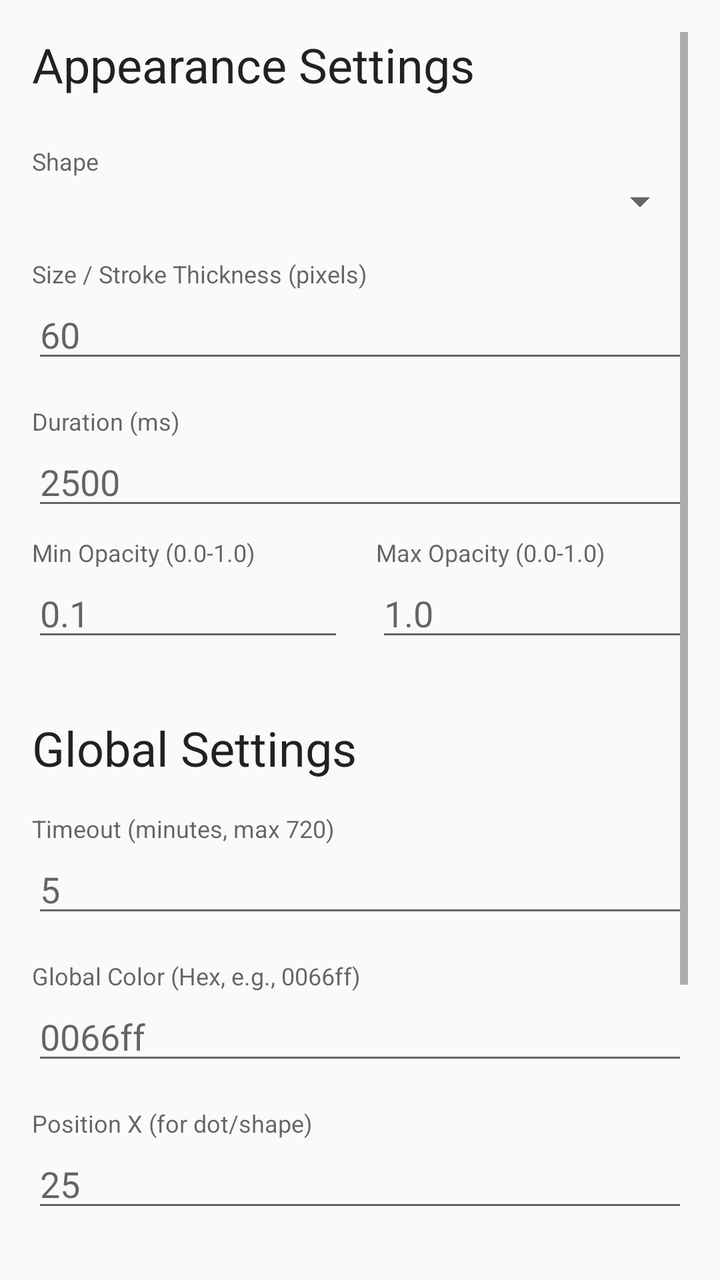
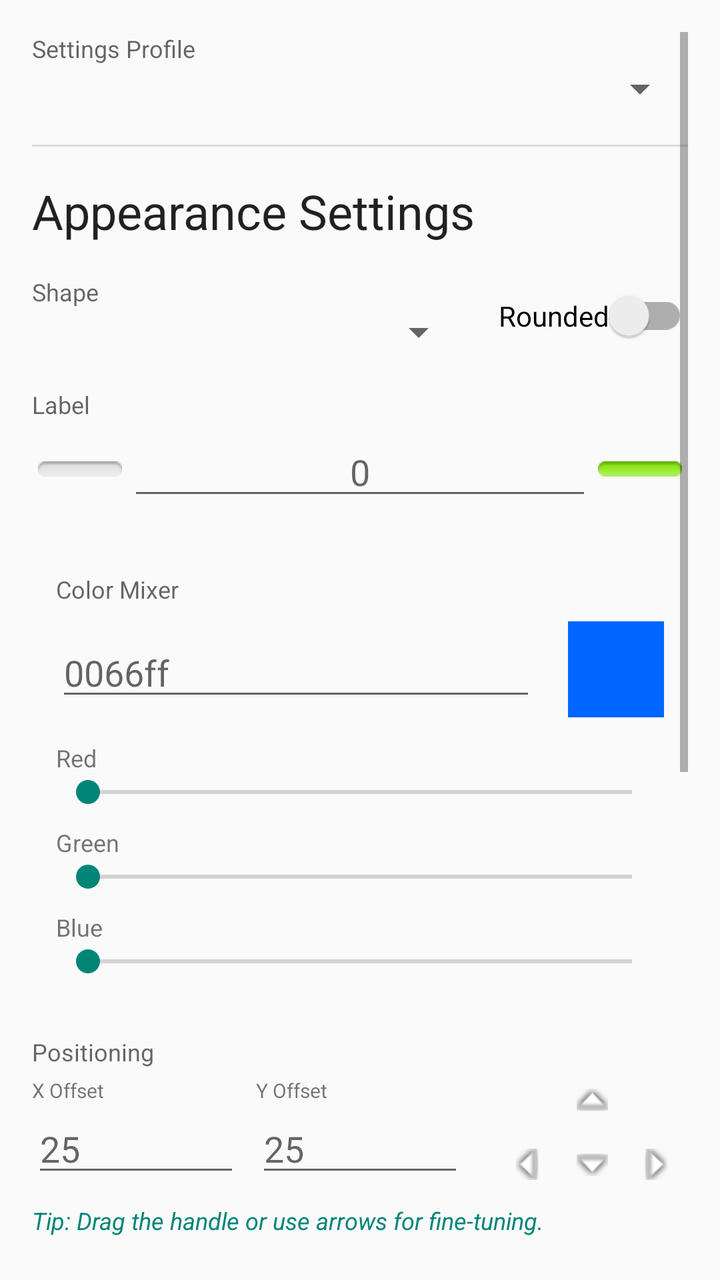

An Android layout rendered at two revisions. The XML below is the earlier revision; the diff shows what the commit changed to produce the second picture.
<!-- AndroidManifest.xml: application theme Theme.AppCompat.DayNight.NoActionBar -->
<!-- res/layout/activity_settings.xml -->
<?xml version="1.0" encoding="utf-8"?>
<ScrollView xmlns:android="http://schemas.android.com/apk/res/android"
    android:layout_width="match_parent"
    android:layout_height="match_parent"
    android:padding="16dp">

    <LinearLayout
        android:layout_width="match_parent"
        android:layout_height="wrap_content"
        android:orientation="vertical">

        <TextView
            android:layout_width="wrap_content"
            android:layout_height="wrap_content"
            android:text="Appearance Settings"
            android:textAppearance="@style/TextAppearance.AppCompat.Headline"
            android:layout_marginBottom="24dp"/>

        <TextView
            android:layout_width="wrap_content"
            android:layout_height="wrap_content"
            android:text="Shape"
            android:textAppearance="@style/TextAppearance.AppCompat.Caption" />
        <Spinner
            android:id="@+id/spnShape"
            android:layout_width="match_parent"
            android:layout_height="wrap_content"
            android:padding="8dp" />

        <TextView
            android:layout_width="wrap_content"
            android:layout_height="wrap_content"
            android:text="Size / Stroke Thickness (pixels)"
            android:textAppearance="@style/TextAppearance.AppCompat.Caption"
            android:layout_marginTop="16dp"/>
        <EditText
            android:id="@+id/etSize"
            android:layout_width="match_parent"
            android:layout_height="wrap_content"
            android:inputType="number"
            android:hint="60" />

        <LinearLayout
            android:layout_width="match_parent"
            android:layout_height="wrap_content"
            android:orientation="horizontal"
            android:layout_marginTop="16dp">
            <LinearLayout
                android:layout_width="0dp"
                android:layout_height="wrap_content"
                android:layout_weight="1"
                android:orientation="vertical">
                <TextView
                    android:layout_width="wrap_content"
                    android:layout_height="wrap_content"
                    android:text="Duration (ms)"
                    android:textAppearance="@style/TextAppearance.AppCompat.Caption" />
                <EditText
                    android:id="@+id/etDuration"
                    android:layout_width="match_parent"
                    android:layout_height="wrap_content"
                    android:inputType="number"
                    android:hint="2500" />
            </LinearLayout>
        </LinearLayout>

        <LinearLayout
            android:layout_width="match_parent"
            android:layout_height="wrap_content"
            android:orientation="horizontal"
            android:layout_marginTop="8dp">
            <LinearLayout
                android:layout_width="0dp"
                android:layout_height="wrap_content"
                android:layout_weight="1"
                android:orientation="vertical">
                <TextView
                    android:layout_width="wrap_content"
                    android:layout_height="wrap_content"
                    android:text="Min Opacity (0.0-1.0)"
                    android:textAppearance="@style/TextAppearance.AppCompat.Caption" />
                <EditText
                    android:id="@+id/etMinAlpha"
                    android:layout_width="match_parent"
                    android:layout_height="wrap_content"
                    android:inputType="numberDecimal"
                    android:hint="0.1" />
            </LinearLayout>
            <LinearLayout
                android:layout_width="0dp"
                android:layout_height="wrap_content"
                android:layout_weight="1"
                android:orientation="vertical"
                android:layout_marginStart="16dp">
                <TextView
                    android:layout_width="wrap_content"
                    android:layout_height="wrap_content"
                    android:text="Max Opacity (0.0-1.0)"
                    android:textAppearance="@style/TextAppearance.AppCompat.Caption" />
                <EditText
                    android:id="@+id/etMaxAlpha"
                    android:layout_width="match_parent"
                    android:layout_height="wrap_content"
                    android:inputType="numberDecimal"
                    android:hint="1.0" />
            </LinearLayout>
        </LinearLayout>

        <TextView
            android:layout_width="wrap_content"
            android:layout_height="wrap_content"
            android:text="Global Settings"
            android:textAppearance="@style/TextAppearance.AppCompat.Headline"
            android:layout_marginTop="32dp"
            android:layout_marginBottom="16dp"/>

        <TextView
            android:layout_width="wrap_content"
            android:layout_height="wrap_content"
            android:text="Timeout (minutes, max 720)"
            android:textAppearance="@style/TextAppearance.AppCompat.Caption" />
        <EditText
            android:id="@+id/etTimeout"
            android:layout_width="match_parent"
            android:layout_height="wrap_content"
            android:inputType="number"
            android:hint="5" />

        <TextView
            android:layout_width="wrap_content"
            android:layout_height="wrap_content"
            android:text="Global Color (Hex, e.g., 0066ff)"
            android:textAppearance="@style/TextAppearance.AppCompat.Caption"
            android:layout_marginTop="16dp"/>
        <EditText
            android:id="@+id/etColor"
            android:layout_width="match_parent"
            android:layout_height="wrap_content"
            android:hint="0066ff" />

        <LinearLayout
            android:id="@+id/layoutPosition"
            android:layout_width="match_parent"
            android:layout_height="wrap_content"
            android:orientation="vertical">

            <TextView
                android:layout_width="wrap_content"
                android:layout_height="wrap_content"
                android:text="Position X (for dot/shape)"
                android:textAppearance="@style/TextAppearance.AppCompat.Caption"
                android:layout_marginTop="16dp"/>
            <EditText
                android:id="@+id/etX"
                android:layout_width="match_parent"
                android:layout_height="wrap_content"
                android:inputType="numberSigned"
                android:hint="25" />

            <TextView
                android:layout_width="wrap_content"
                android:layout_height="wrap_content"
                android:text="Position Y (for dot/shape)"
                android:textAppearance="@style/TextAppearance.AppCompat.Caption"
                android:layout_marginTop="16dp"/>
            <EditText
                android:id="@+id/etY"
                android:layout_width="match_parent"
                android:layout_height="wrap_content"
                android:inputType="numberSigned"
                android:hint="25" />

            <TextView
                android:layout_width="wrap_content"
                android:layout_height="wrap_content"
                android:text="Tip: You can drag the shape on screen to reposition it."
                android:textAppearance="@style/TextAppearance.AppCompat.Caption"
                android:textColor="?android:attr/colorAccent"
                android:layout_marginTop="4dp"
                android:textStyle="italic" />
        </LinearLayout>

        <Button
            android:id="@+id/btnSave"
            android:layout_width="match_parent"
            android:layout_height="wrap_content"
            android:text="Save &amp; Apply"
            android:layout_marginTop="32dp"
            android:layout_marginBottom="32dp" />

    </LinearLayout>
</ScrollView>
<!-- resources referenced by this layout -->
<resources>

</resources>

<!-- the commit's change to res/layout/activity_settings.xml (unified diff, before → after) -->
@@ -1,50 +1,48 @@
 <?xml version="1.0" encoding="utf-8"?>
 <ScrollView xmlns:android="http://schemas.android.com/apk/res/android"
+    xmlns:app="http://schemas.android.com/apk/res-auto"
     android:layout_width="match_parent"
     android:layout_height="match_parent"
-    android:padding="16dp">
+    android:padding="16dp"
+    android:fitsSystemWindows="true">
 
     <LinearLayout
         android:layout_width="match_parent"
         android:layout_height="wrap_content"
         android:orientation="vertical">
 
+        
         <TextView
             android:layout_width="wrap_content"
             android:layout_height="wrap_content"
+            android:text="Settings Profile"
+            android:textAppearance="@style/TextAppearance.AppCompat.Caption" />
+        <Spinner
+            android:id="@+id/spnProfile"
+            android:layout_width="match_parent"
+            android:layout_height="wrap_content"
+            android:padding="8dp" />
+
+        <View
+            android:layout_width="match_parent"
+            android:layout_height="1dp"
+            android:background="?android:attr/listDivider"
+            android:layout_marginTop="16dp"
+            android:layout_marginBottom="16dp" />
+
+        <TextView
+            android:layout_width="wrap_content"
+            android:layout_height="wrap_content"
             android:text="Appearance Settings"
             android:textAppearance="@style/TextAppearance.AppCompat.Headline"
-            android:layout_marginBottom="24dp"/>
-
-        <TextView
-            android:layout_width="wrap_content"
-            android:layout_height="wrap_content"
-            android:text="Shape"
-            android:textAppearance="@style/TextAppearance.AppCompat.Caption" />
-        <Spinner
-            android:id="@+id/spnShape"
-            android:layout_width="match_parent"
-            android:layout_height="wrap_content"
-            android:padding="8dp" />
-
-        <TextView
-            android:layout_width="wrap_content"
-            android:layout_height="wrap_content"
-            android:text="Size / Stroke Thickness (pixels)"
-            android:textAppearance="@style/TextAppearance.AppCompat.Caption"
-            android:layout_marginTop="16dp"/>
-        <EditText
-            android:id="@+id/etSize"
-            android:layout_width="match_parent"
-            android:layout_height="wrap_content"
-            android:inputType="number"
-            android:hint="60" />
-
+            android:layout_marginBottom="16dp"/>
+
+        
         <LinearLayout
             android:layout_width="match_parent"
             android:layout_height="wrap_content"
             android:orientation="horizontal"
-            android:layout_marginTop="16dp">
+            android:gravity="center_vertical">
             <LinearLayout
                 android:layout_width="0dp"
                 android:layout_height="wrap_content"
@@ -53,132 +51,200 @@
                 <TextView
                     android:layout_width="wrap_content"
                     android:layout_height="wrap_content"
-                    android:text="Duration (ms)"
+                    android:text="Shape"
                     android:textAppearance="@style/TextAppearance.AppCompat.Caption" />
+                <Spinner
+                    android:id="@+id/spnShape"
+                    android:layout_width="match_parent"
+                    android:layout_height="wrap_content"
+                    android:padding="8dp" />
+            </LinearLayout>
+            <com.google.android.material.switchmaterial.SwitchMaterial
+                android:id="@+id/swRounded"
+                android:layout_width="wrap_content"
+                android:layout_height="wrap_content"
+                android:text="Rounded"
+                android:layout_marginStart="16dp"/>
+        </LinearLayout>
+
+        
+        <include layout="@layout/stepper_field" android:id="@+id/stepperSize"/>
+
+        
+        <LinearLayout
+            android:layout_width="match_parent"
+            android:layout_height="wrap_content"
+            android:orientation="vertical"
+            android:layout_marginTop="16dp"
+            android:padding="12dp">
+
+            <TextView
+                android:layout_width="wrap_content"
+                android:layout_height="wrap_content"
+                android:text="Color Mixer"
+                android:textAppearance="@style/TextAppearance.AppCompat.Caption"/>
+
+            <LinearLayout
+                android:layout_width="match_parent"
+                android:layout_height="wrap_content"
+                android:orientation="horizontal"
+                android:gravity="center_vertical"
+                android:layout_marginTop="8dp">
                 <EditText
-                    android:id="@+id/etDuration"
-                    android:layout_width="match_parent"
-                    android:layout_height="wrap_content"
-                    android:inputType="number"
-                    android:hint="2500" />
+                    android:id="@+id/etColor"
+                    android:layout_width="0dp"
+                    android:layout_height="wrap_content"
+                    android:layout_weight="1"
+                    android:hint="0066ff"
+                    android:maxLength="6"
+                    android:singleLine="true" />
+                <View
+                    android:id="@+id/color_preview"
+                    android:layout_width="48dp"
+                    android:layout_height="48dp"
+                    android:layout_marginStart="16dp"
+                    android:background="#0066ff" />
             </LinearLayout>
+
+            
+            <TextView android:text="Red" android:layout_width="wrap_content" android:layout_height="wrap_content" android:layout_marginTop="12dp" android:textSize="12sp"/>
+            <SeekBar android:id="@+id/seek_red" android:layout_width="match_parent" android:layout_height="wrap_content" android:max="255" />
+
+            <TextView android:text="Green" android:layout_width="wrap_content" android:layout_height="wrap_content" android:layout_marginTop="8dp" android:textSize="12sp"/>
+            <SeekBar android:id="@+id/seek_green" android:layout_width="match_parent" android:layout_height="wrap_content" android:max="255" />
+
+            <TextView android:text="Blue" android:layout_width="wrap_content" android:layout_height="wrap_content" android:layout_marginTop="8dp" android:textSize="12sp"/>
+            <SeekBar android:id="@+id/seek_blue" android:layout_width="match_parent" android:layout_height="wrap_content" android:max="255" />
         </LinearLayout>
 
-        <LinearLayout
-            android:layout_width="match_parent"
-            android:layout_height="wrap_content"
-            android:orientation="horizontal"
-            android:layout_marginTop="8dp">
-            <LinearLayout
-                android:layout_width="0dp"
-                android:layout_height="wrap_content"
-                android:layout_weight="1"
-                android:orientation="vertical">
-                <TextView
-                    android:layout_width="wrap_content"
-                    android:layout_height="wrap_content"
-                    android:text="Min Opacity (0.0-1.0)"
-                    android:textAppearance="@style/TextAppearance.AppCompat.Caption" />
-                <EditText
-                    android:id="@+id/etMinAlpha"
-                    android:layout_width="match_parent"
-                    android:layout_height="wrap_content"
-                    android:inputType="numberDecimal"
-                    android:hint="0.1" />
-            </LinearLayout>
-            <LinearLayout
-                android:layout_width="0dp"
-                android:layout_height="wrap_content"
-                android:layout_weight="1"
-                android:orientation="vertical"
-                android:layout_marginStart="16dp">
-                <TextView
-                    android:layout_width="wrap_content"
-                    android:layout_height="wrap_content"
-                    android:text="Max Opacity (0.0-1.0)"
-                    android:textAppearance="@style/TextAppearance.AppCompat.Caption" />
-                <EditText
-                    android:id="@+id/etMaxAlpha"
-                    android:layout_width="match_parent"
-                    android:layout_height="wrap_content"
-                    android:inputType="numberDecimal"
-                    android:hint="1.0" />
-            </LinearLayout>
-        </LinearLayout>
-
-        <TextView
-            android:layout_width="wrap_content"
-            android:layout_height="wrap_content"
-            android:text="Global Settings"
-            android:textAppearance="@style/TextAppearance.AppCompat.Headline"
-            android:layout_marginTop="32dp"
-            android:layout_marginBottom="16dp"/>
-
-        <TextView
-            android:layout_width="wrap_content"
-            android:layout_height="wrap_content"
-            android:text="Timeout (minutes, max 720)"
-            android:textAppearance="@style/TextAppearance.AppCompat.Caption" />
-        <EditText
-            android:id="@+id/etTimeout"
-            android:layout_width="match_parent"
-            android:layout_height="wrap_content"
-            android:inputType="number"
-            android:hint="5" />
-
-        <TextView
-            android:layout_width="wrap_content"
-            android:layout_height="wrap_content"
-            android:text="Global Color (Hex, e.g., 0066ff)"
-            android:textAppearance="@style/TextAppearance.AppCompat.Caption"
-            android:layout_marginTop="16dp"/>
-        <EditText
-            android:id="@+id/etColor"
-            android:layout_width="match_parent"
-            android:layout_height="wrap_content"
-            android:hint="0066ff" />
+        
 
         <LinearLayout
             android:id="@+id/layoutPosition"
             android:layout_width="match_parent"
             android:layout_height="wrap_content"
+            android:layout_marginTop="16dp"
             android:orientation="vertical">
 
             <TextView
                 android:layout_width="wrap_content"
                 android:layout_height="wrap_content"
-                android:text="Position X (for dot/shape)"
-                android:textAppearance="@style/TextAppearance.AppCompat.Caption"
-                android:layout_marginTop="16dp"/>
-            <EditText
-                android:id="@+id/etX"
+                android:text="Positioning"
+                android:textAppearance="@style/TextAppearance.AppCompat.Caption" />
+
+            <LinearLayout
                 android:layout_width="match_parent"
                 android:layout_height="wrap_content"
-                android:inputType="numberSigned"
-                android:hint="25" />
+                android:gravity="center_vertical"
+                android:orientation="horizontal">
+
+                <LinearLayout
+                    android:layout_width="0dp"
+                    android:layout_height="wrap_content"
+                    android:layout_weight="1"
+                    android:orientation="vertical">
+
+                    <TextView
+                        android:layout_width="wrap_content"
+                        android:layout_height="wrap_content"
+                        android:text="X Offset"
+                        android:textSize="10sp" />
+
+                    <EditText
+                        android:id="@+id/etX"
+                        android:layout_width="match_parent"
+                        android:layout_height="wrap_content"
+                        android:hint="25"
+                        android:inputType="numberSigned" />
+                </LinearLayout>
+
+                <LinearLayout
+                    android:layout_width="0dp"
+                    android:layout_height="wrap_content"
+                    android:layout_marginStart="8dp"
+                    android:layout_weight="1"
+                    android:orientation="vertical">
+
+                    <TextView
+                        android:layout_width="wrap_content"
+                        android:layout_height="wrap_content"
+                        android:text="Y Offset"
+                        android:textSize="10sp" />
+
+                    <EditText
+                        android:id="@+id/etY"
+                        android:layout_width="match_parent"
+                        android:layout_height="wrap_content"
+                        android:hint="25"
+                        android:inputType="numberSigned" />
+                </LinearLayout>
+
+                
+                <GridLayout
+                    android:layout_width="wrap_content"
+                    android:layout_height="wrap_content"
+                    android:layout_marginStart="16dp"
+                    android:columnCount="3"
+                    android:rowCount="2">
+
+                    <View
+                        android:layout_width="32dp"
+                        android:layout_height="32dp" />
+
+                    <ImageButton
+                        android:id="@+id/btnUp"
+                        android:layout_width="32dp"
+                        android:layout_height="32dp"
+                        android:background="?attr/selectableItemBackground"
+                        android:contentDescription="Up"
+                        android:src="@android:drawable/arrow_up_float" />
+
+                    <View
+                        android:layout_width="32dp"
+                        android:layout_height="32dp" />
+
+                    <ImageButton
+                        android:id="@+id/btnLeft"
+                        android:layout_width="32dp"
+                        android:layout_height="32dp"
+                        android:background="?attr/selectableItemBackground"
+                        android:contentDescription="Left"
+                        android:rotation="90"
+                        android:src="@android:drawable/arrow_down_float" />
+
+                    <ImageButton
+                        android:id="@+id/btnDown"
+                        android:layout_width="32dp"
+                        android:layout_height="32dp"
+                        android:background="?attr/selectableItemBackground"
+                        android:contentDescription="Down"
+                        android:src="@android:drawable/arrow_down_float" />
+
+                    <ImageButton
+                        android:id="@+id/btnRight"
+                        android:layout_width="32dp"
+                        android:layout_height="32dp"
+                        android:background="?attr/selectableItemBackground"
+                        android:contentDescription="Right"
+                        android:rotation="90"
+                        android:src="@android:drawable/arrow_up_float" />
+                </GridLayout>
+            </LinearLayout>
 
             <TextView
                 android:layout_width="wrap_content"
                 android:layout_height="wrap_content"
-                android:text="Position Y (for dot/shape)"
-                android:textAppearance="@style/TextAppearance.AppCompat.Caption"
-                android:layout_marginTop="16dp"/>
-            <EditText
-                android:id="@+id/etY"
-                android:layout_width="match_parent"
-                android:layout_height="wrap_content"
-                android:inputType="numberSigned"
-                android:hint="25" />
-
-            <TextView
-                android:layout_width="wrap_content"
-                android:layout_height="wrap_content"
-                android:text="Tip: You can drag the shape on screen to reposition it."
+                android:layout_marginTop="4dp"
+                android:text="Tip: Drag the handle or use arrows for fine-tuning."
                 android:textAppearance="@style/TextAppearance.AppCompat.Caption"
                 android:textColor="?android:attr/colorAccent"
-                android:layout_marginTop="4dp"
                 android:textStyle="italic" />
         </LinearLayout>
+
+        <include layout="@layout/stepper_field" android:id="@+id/stepperDuration"/>
+        <include layout="@layout/stepper_field" android:id="@+id/stepperMinAlpha"/>
+        <include layout="@layout/stepper_field" android:id="@+id/stepperMaxAlpha"/>
+        <include layout="@layout/stepper_field" android:id="@+id/stepperTimeout"/>
 
         <Button
             android:id="@+id/btnSave"
@@ -190,3 +256,50 @@
 
     </LinearLayout>
 </ScrollView>
+<!-- res/layout/stepper_field.xml (included above) -->
+<?xml version="1.0" encoding="utf-8"?>
+<LinearLayout xmlns:android="http://schemas.android.com/apk/res/android"
+    android:layout_width="match_parent"
+    android:layout_height="wrap_content"
+    android:orientation="vertical"
+    android:layout_marginTop="16dp">
+
+    <TextView
+        android:id="@+id/tvLabel"
+        android:layout_width="wrap_content"
+        android:layout_height="wrap_content"
+        android:text="Label"
+        android:textAppearance="@style/TextAppearance.AppCompat.Caption" />
+
+    <LinearLayout
+        android:layout_width="match_parent"
+        android:layout_height="wrap_content"
+        android:orientation="horizontal"
+        android:gravity="center_vertical">
+
+        <ImageButton
+            android:id="@+id/btnMinus"
+            android:layout_width="48dp"
+            android:layout_height="48dp"
+            android:src="@android:drawable/button_onoff_indicator_off"
+            android:background="?attr/selectableItemBackground"
+            android:contentDescription="Decrease" />
+
+        <EditText
+            android:id="@+id/etValue"
+            android:layout_width="0dp"
+            android:layout_height="wrap_content"
+            android:layout_weight="1"
+            android:gravity="center"
+            android:inputType="numberDecimal"
+            android:hint="0" />
+
+        <ImageButton
+            android:id="@+id/btnPlus"
+            android:layout_width="48dp"
+            android:layout_height="48dp"
+            android:src="@android:drawable/button_onoff_indicator_on"
+            android:background="?attr/selectableItemBackground"
+            android:contentDescription="Increase" />
+    </LinearLayout>
+</LinearLayout>
